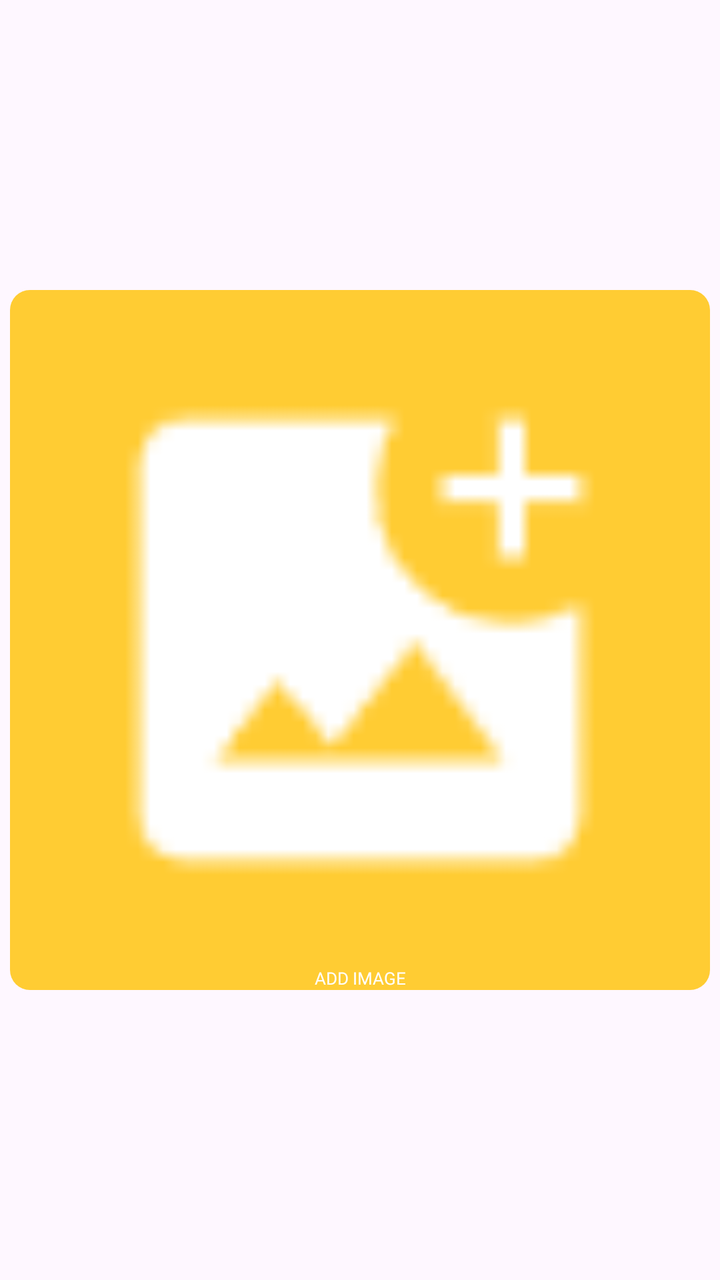
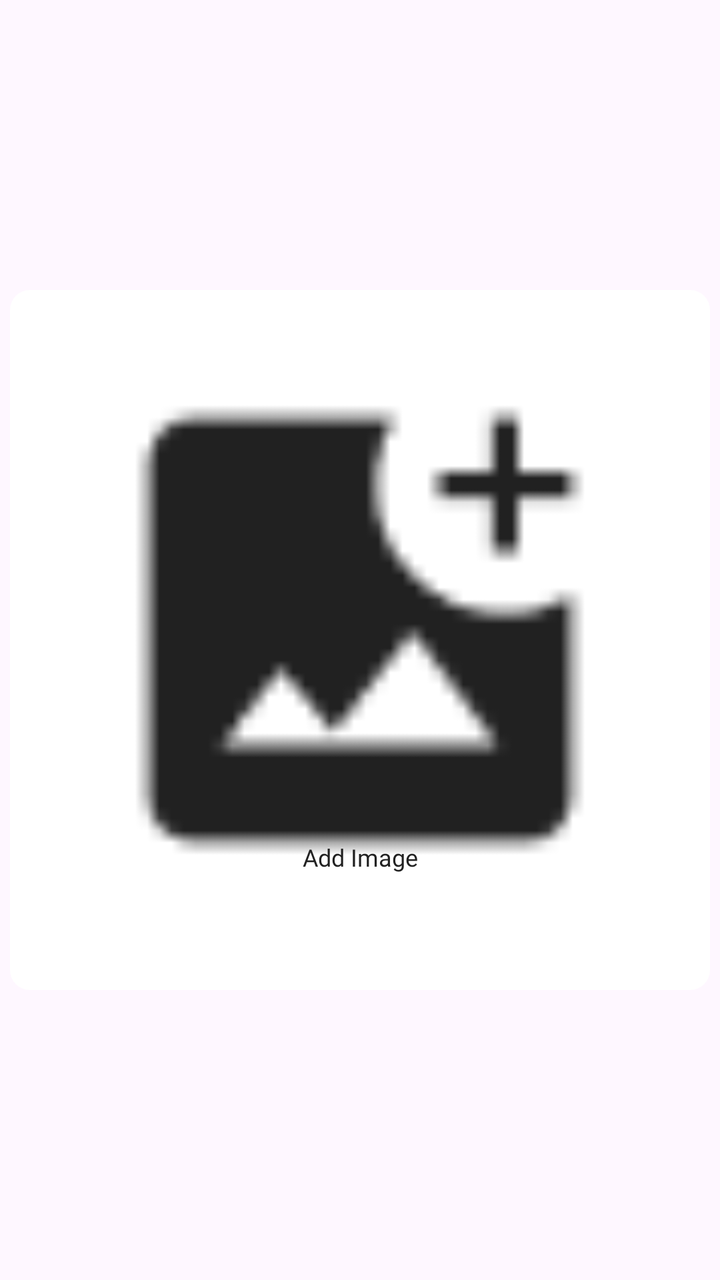

Screens rendered from an Android XML layout before and after an edit, with the pre-edit source and the edit as a unified diff.
<!-- AndroidManifest.xml: application theme Theme.BaseProject -->
<!-- res/layout/item_background_image.xml -->
<?xml version="1.0" encoding="utf-8"?>
<androidx.constraintlayout.widget.ConstraintLayout xmlns:android="http://schemas.android.com/apk/res/android"
    xmlns:app="http://schemas.android.com/apk/res-auto"
    xmlns:tools="http://schemas.android.com/tools"
    android:layout_width="match_parent"
    android:layout_height="wrap_content">

    <FrameLayout
        android:layout_width="0dp"
        android:layout_height="0dp"
        app:cardBackgroundColor="@color/white"
        app:layout_constraintBottom_toBottomOf="parent"
        app:layout_constraintDimensionRatio="6:6"
        android:layout_margin="5dp"
        app:layout_constraintEnd_toEndOf="parent"
        app:layout_constraintStart_toStartOf="parent"
        app:layout_constraintTop_toTopOf="parent">

        <com.google.android.material.card.MaterialCardView
            android:id="@+id/cardBackgroundImage"
            android:layout_width="match_parent"
            android:layout_height="match_parent"
            app:strokeColor="@color/transparent"
            app:strokeWidth="0dp"
            app:cardCornerRadius="10dp"
            app:cardElevation="0dp"
            app:cardBackgroundColor="@color/transparent"

            >

            
            <ImageView
                android:id="@+id/imvImage"
                android:layout_width="match_parent"
                android:layout_height="match_parent"
                android:scaleType="centerCrop"
             />

            
            <FrameLayout
                android:id="@+id/lnlAddItem"
                android:layout_width="match_parent"
                android:layout_height="match_parent"
                android:background="#FFCC33"
                android:visibility="visible">

                <ImageView
                    android:layout_width="match_parent"
                    android:layout_height="match_parent"
                    android:adjustViewBounds="true"
                    android:scaleType="fitCenter"
                    android:padding="10dp"

                    android:src="@drawable/ic_add_image" />

                <LinearLayout
                    android:layout_width="match_parent"
                    android:layout_height="match_parent"
                    android:orientation="vertical">

                    <Space
                        android:layout_width="match_parent"
                        android:layout_height="0dp"
                        android:layout_weight="0.95" />
                    <TextView
                        android:id="@+id/tvAddImg"
                        android:layout_width="match_parent"
                        android:layout_height="wrap_content"
                        android:text="@string/add_image"
                        android:textColor="#FFFFFF"
                        android:gravity="center"
                        android:visibility="visible"
                        android:fontFamily="@font/howli_layers_base"
                        android:textSize="8.5sp"
                        />




                </LinearLayout>

            </FrameLayout>
        </com.google.android.material.card.MaterialCardView>

    </FrameLayout>

</androidx.constraintlayout.widget.ConstraintLayout>
<!-- resources referenced by this layout -->
<resources>
  <color name="transparent">#00FFFFFF</color>
  <color name="white">#FFFFFFFF</color>
  <!-- drawable ic_add_image: png bitmap (drawable, 334 bytes) -->
  <string name="add_image">ADD IMAGE</string>
  <style name="Theme.BaseProject" parent="Base.Theme.BaseProject" />
  <style name="Base.Theme.BaseProject" parent="Theme.Material3.Light.NoActionBar">
          <item name="android:windowTranslucentStatus">false</item>
          <item name="android:statusBarColor">@android:color/transparent</item>
          <item name="android:windowSoftInputMode">adjustResize</item>
      </style>
</resources>

<!-- the commit's change to res/layout/item_background_image.xml (unified diff, before → after) -->
@@ -41,7 +41,7 @@
                 android:id="@+id/lnlAddItem"
                 android:layout_width="match_parent"
                 android:layout_height="match_parent"
-                android:background="#FFCC33"
+                android:background="#FFFFFF"
                 android:visibility="visible">
 
                 <ImageView
@@ -49,8 +49,8 @@
                     android:layout_height="match_parent"
                     android:adjustViewBounds="true"
                     android:scaleType="fitCenter"
-                    android:padding="10dp"
-
+                    android:padding="12dp"
+                    android:layout_marginBottom="10dp"
                     android:src="@drawable/ic_add_image" />
 
                 <LinearLayout
@@ -67,14 +67,18 @@
                         android:layout_width="match_parent"
                         android:layout_height="wrap_content"
                         android:text="@string/add_image"
-                        android:textColor="#FFFFFF"
+                        android:textColor="#212121"
                         android:gravity="center"
                         android:visibility="visible"
+                        android:includeFontPadding="false"
                         android:fontFamily="@font/howli_layers_base"
-                        android:textSize="8.5sp"
+                        android:textSize="12sp"
                         />
 
-
+                    <Space
+                        android:layout_width="match_parent"
+                        android:layout_height="0dp"
+                        android:layout_weight="0.2" />
 
 
                 </LinearLayout>
<!-- resource entries referenced after the edit -->
@@ -2,8 +2,8 @@
 <resources>
   <color name="transparent">#00FFFFFF</color>
   <color name="white">#FFFFFFFF</color>
-  <!-- drawable ic_add_image: png bitmap (drawable, 334 bytes) -->
-  <string name="add_image">ADD IMAGE</string>
+  <!-- drawable ic_add_image: png bitmap (drawable, 717 bytes) -->
+  <string name="add_image">Add Image</string>
   <style name="Theme.BaseProject" parent="Base.Theme.BaseProject" />
   <style name="Base.Theme.BaseProject" parent="Theme.Material3.Light.NoActionBar">
           <item name="android:windowTranslucentStatus">false</item>
